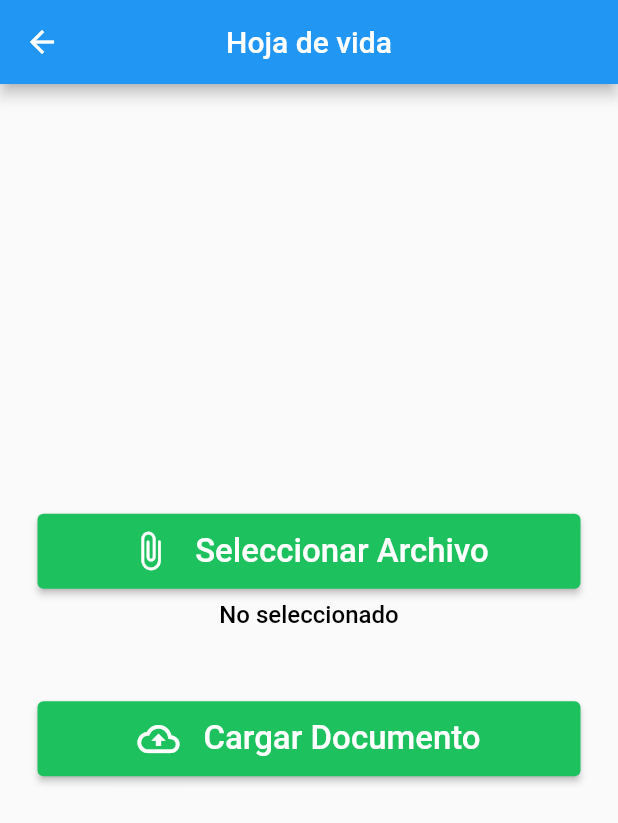
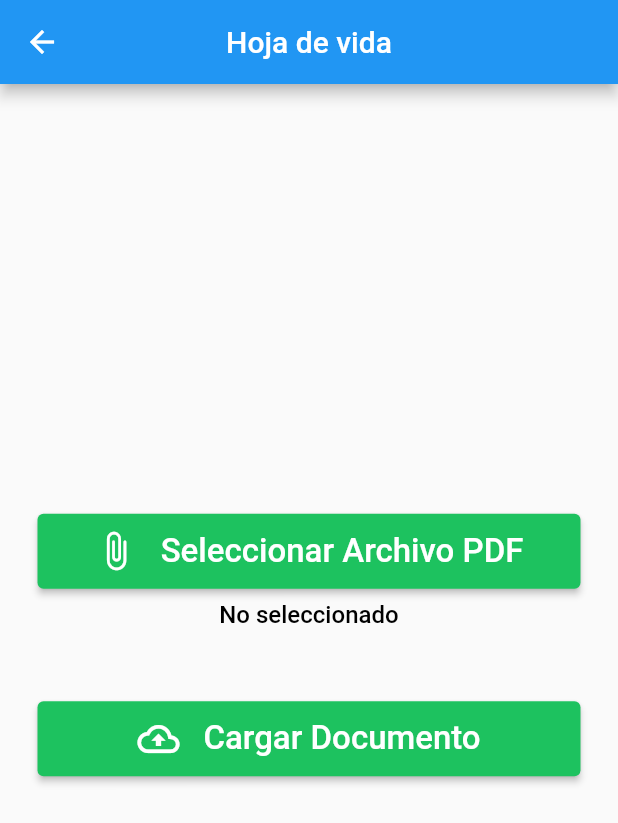
Before and after one commit to kenethM1/hm_help, a Flutter app: the PdfContratistaPage screen opened by its route, on a phone screen of 412 x 824 dp. Shown: the top 823 px of the screen. Run offline on Flutter 3.47's test engine with Material 2 defaults, Android fonts, the phone set to English and light mode, and no system bars; our stand-ins replace file_picker, firebase_auth, firebase_core, firebase_storage, fl_chart, flutter_signin_button and 3 more; accounts and stored records are empty.

Commit message:
Agregue funciones al Contratista

```diff
--- a/lib/src/pages/pdf_Contratista.dart
+++ b/lib/src/pages/pdf_Contratista.dart
@@ -58,7 +58,7 @@ class _PdfContratistaPageState extends State<PdfContratistaPage> {
               mainAxisAlignment: MainAxisAlignment.center,
               children: [
                 ButtonWidget(
-                  text: 'Seleccionar Archivo',
+                  text: 'Seleccionar Archivo PDF',
                   icon: Icons.attach_file_rounded,
                   onClicked: selectFile,
                 ),
```
